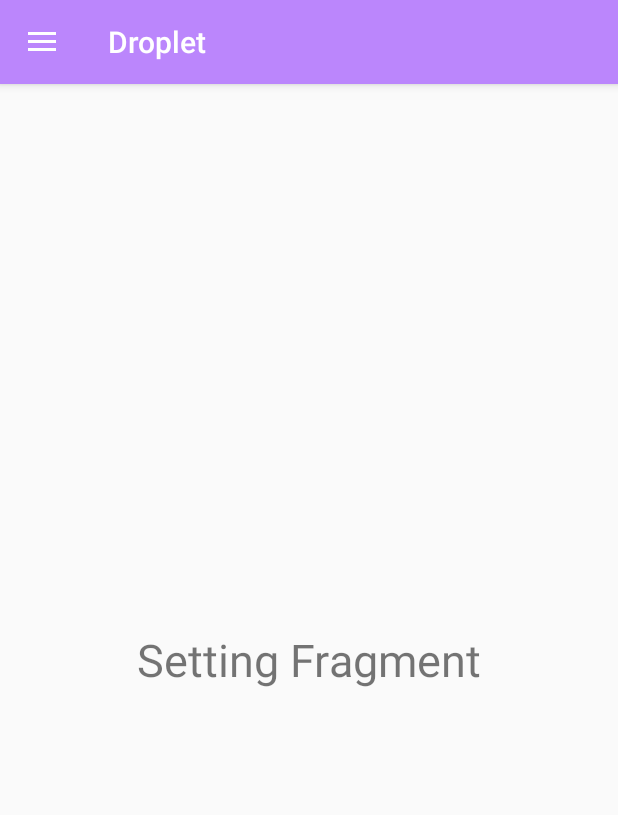
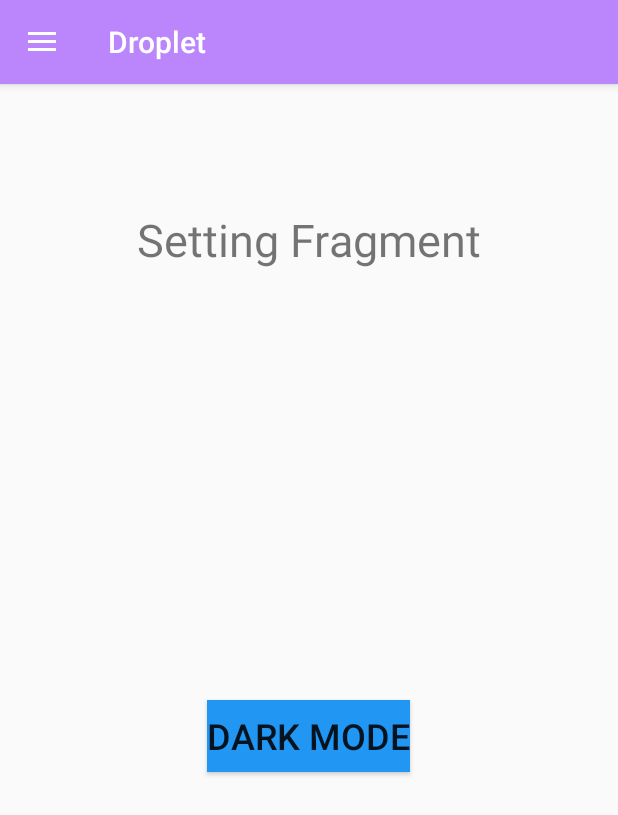
Before and after one commit to paceuniversity/cs389f2022team1, an Android app: the fragment SettingsFragment placed in its activity, on a phone screen of 412 x 824 dp. Shown: the top 815 px of the screen. Run offline under Robolectric (Android 15) with nearby library versions, the phone set to English and light mode, and no system bars.

Commit message:
chore: move dark mode button from display buttons fragment to settings fragment

```diff
--- a/WaterQualityApp/app/src/main/res/layout/fragment_settings.xml
+++ b/WaterQualityApp/app/src/main/res/layout/fragment_settings.xml
@@ -3,12 +3,34 @@
     android:layout_width="match_parent"
     android:layout_height="match_parent"
     xmlns:app="http://schemas.android.com/apk/res-auto">
+
     <TextView
         android:layout_width="wrap_content"
         android:layout_height="wrap_content"
+        android:layout_alignParentTop="true"
+        android:layout_centerHorizontal="true"
+        android:layout_marginTop="83dp"
         android:text="Setting Fragment"
-        android:textSize="30sp"
-        android:layout_centerInParent="true">
+        android:textSize="30sp">
 
     </TextView>
+
+    <Button
+        android:id="@+id/dark_mode"
+        android:layout_width="wrap_content"
+        android:layout_height="wrap_content"
+        android:layout_alignParentBottom="true"
+        android:layout_centerHorizontal="true"
+        android:layout_marginStart="16dp"
+        android:layout_marginLeft="16dp"
+        android:layout_marginEnd="16dp"
+        android:layout_marginRight="16dp"
+        android:layout_marginBottom="309dp"
+        android:background="#2196F3"
+        android:onClick="sendMessage"
+        android:text="@string/dark_mode"
+        android:textSize="24sp"
+        app:layout_constraintEnd_toEndOf="parent"
+        app:layout_constraintHorizontal_bias="500"
+        app:layout_constraintStart_toStartOf="parent" />
 </RelativeLayout>
```
Also changed, not shown: WaterQualityApp/app/src/main/res/layout/fragment_display_buttons.xml (+0 -18 lines).
